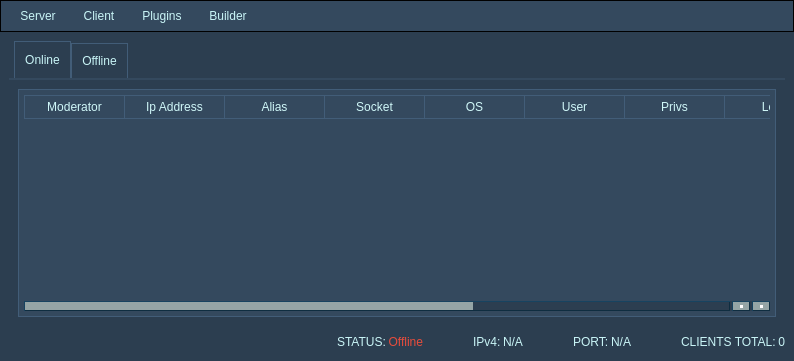
Old version of the form source/gui.ui in the repository 5l1v3r1/Moderat.
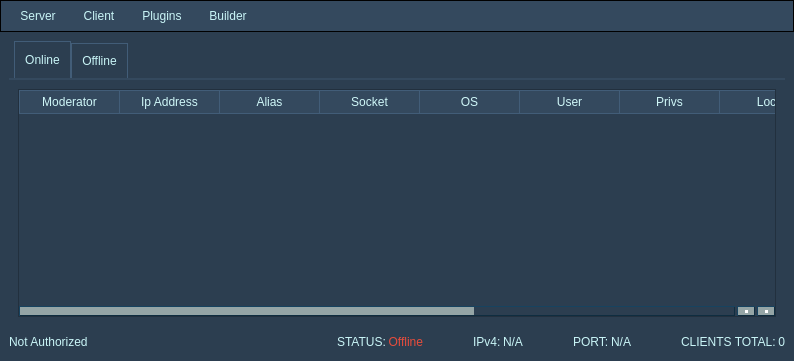
New version of the form. Icons and pictures are not drawn.

```diff
--- a/source/gui.ui
+++ b/source/gui.ui
@@ -120,6 +120,13 @@
         <property name="spacing">
          <number>2</number>
         </property>
+        <item>
+         <widget class="QLabel" name="loginStatusLabel">
+          <property name="text">
+           <string>Not Authorized</string>
+          </property>
+         </widget>
+        </item>
         <item>
          <spacer name="horizontalSpacer_2">
           <property name="orientation">
@@ -344,7 +351,7 @@
        </attribute>
        <layout class="QGridLayout" name="gridLayout_2">
         <item row="0" column="0">
-         <widget class="QTableWidget" name="serversTable">
+         <widget class="QTableWidget" name="clientsTable">
           <property name="focusPolicy">
            <enum>Qt::NoFocus</enum>
           </property>
@@ -492,7 +499,7 @@
        </attribute>
        <layout class="QGridLayout" name="gridLayout_3">
         <item row="0" column="0">
-         <widget class="QTableWidget" name="offlineServersTable">
+         <widget class="QTableWidget" name="offlineClientsTable">
           <property name="focusPolicy">
            <enum>Qt::NoFocus</enum>
           </property>
```
